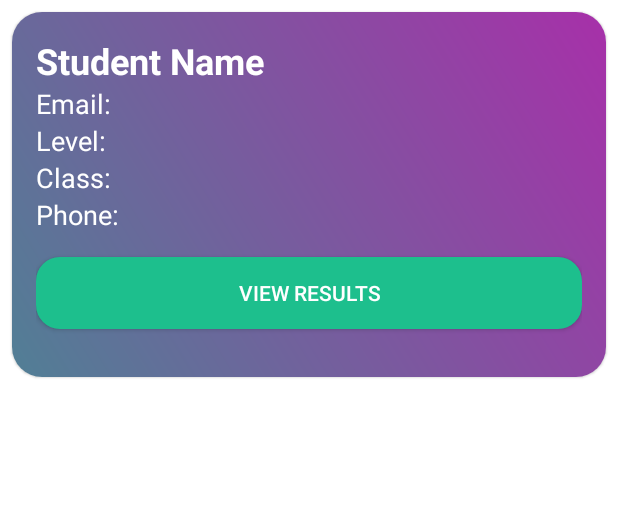
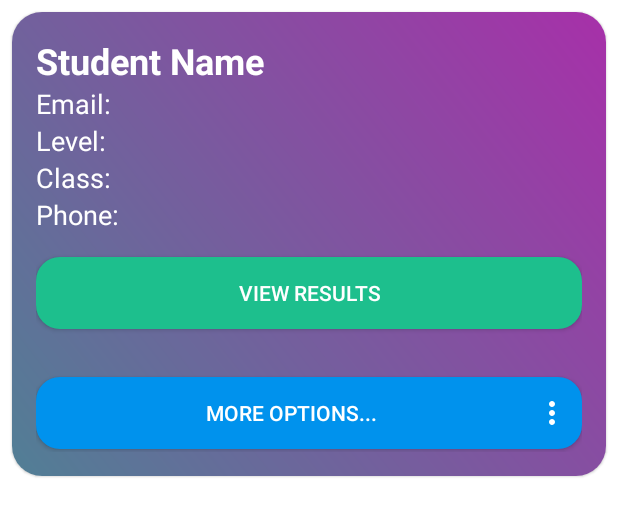
Before and after one commit to AnkitBorude/Abacus-exam-Android-app-frontend, an Android app: the layout item_student_exam_info_card.xml on its own in the app's theme, with its tools: preview values and no code run, on a phone screen of 412 x 824 dp. Shown: the top 516 px of the screen. Run offline under Robolectric (Android 15) with nearby library versions, the phone set to English and light mode, and no system bars.

Commit message:
Student Delete implementation

```diff
--- /dev/null
+++ b/app/src/main/res/drawable/baseline_delete_24.xml
@@ -0,0 +1,5 @@
+<vector xmlns:android="http://schemas.android.com/apk/res/android" android:height="24dp" android:tint="#FFFFFF" android:viewportHeight="24" android:viewportWidth="24" android:width="24dp">
+
+    <path android:fillColor="@android:color/white" android:pathData="M6,19c0,1.1 0.9,2 2,2h8c1.1,0 2,-0.9 2,-2V7H6v12zM19,4h-3.5l-1,-1h-5l-1,1H5v2h14V4z"/>
+
+</vector>
--- /dev/null
+++ b/app/src/main/res/drawable/baseline_delete_forever_24.xml
@@ -0,0 +1,5 @@
+<vector xmlns:android="http://schemas.android.com/apk/res/android" android:height="24dp" android:tint="#FFFFFF" android:viewportHeight="24" android:viewportWidth="24" android:width="24dp">
+
+    <path android:fillColor="@android:color/white" android:pathData="M6,19c0,1.1 0.9,2 2,2h8c1.1,0 2,-0.9 2,-2L18,7L6,7v12zM8.46,11.88l1.41,-1.41L12,12.59l2.12,-2.12 1.41,1.41L13.41,14l2.12,2.12 -1.41,1.41L12,15.41l-2.12,2.12 -1.41,-1.41L10.59,14l-2.13,-2.12zM15.5,4l-1,-1h-5l-1,1L5,4v2h14L19,4z"/>
+
+</vector>
--- /dev/null
+++ b/app/src/main/res/drawable/baseline_more_vert_24.xml
@@ -0,0 +1,5 @@
+<vector xmlns:android="http://schemas.android.com/apk/res/android" android:height="24dp" android:tint="#FFFFFF" android:viewportHeight="24" android:viewportWidth="24" android:width="24dp">
+
+    <path android:fillColor="@android:color/white" android:pathData="M12,8c1.1,0 2,-0.9 2,-2s-0.9,-2 -2,-2 -2,0.9 -2,2 0.9,2 2,2zM12,10c-1.1,0 -2,0.9 -2,2s0.9,2 2,2 2,-0.9 2,-2 -0.9,-2 -2,-2zM12,16c-1.1,0 -2,0.9 -2,2s0.9,2 2,2 2,-0.9 2,-2 -0.9,-2 -2,-2z"/>
+
+</vector>
--- a/app/src/main/res/layout/item_student_exam_info_card.xml
+++ b/app/src/main/res/layout/item_student_exam_info_card.xml
@@ -74,5 +74,16 @@
             android:id="@+id/buttonAttend"
             android:textColor="@android:color/white" />
 
+        <androidx.appcompat.widget.AppCompatButton
+            android:layout_width="match_parent"
+            android:layout_height="wrap_content"
+            android:layout_marginTop="16dp"
+            android:layout_marginBottom="2dp"
+            android:background="@drawable/roundbutton_blue"
+            android:padding="8dp"
+            android:text="More Options..."
+            android:drawableRight="@drawable/baseline_more_vert_24"
+            android:id="@+id/buttonMoreOptions"
+            android:textColor="@android:color/white" />
     </LinearLayout>
 </com.google.android.material.card.MaterialCardView>
```
Also changed, not shown: app/src/main/java/com/example/abacusapplication/AdminViewAllStudents.java (+93 -1 lines), app/src/main/java/com/example/abacusapplication/data/ApiService.java (+13 -0 lines), app/src/main/java/com/example/abacusapplication/models/StudentresultInfo.java (+11 -0 lines).
